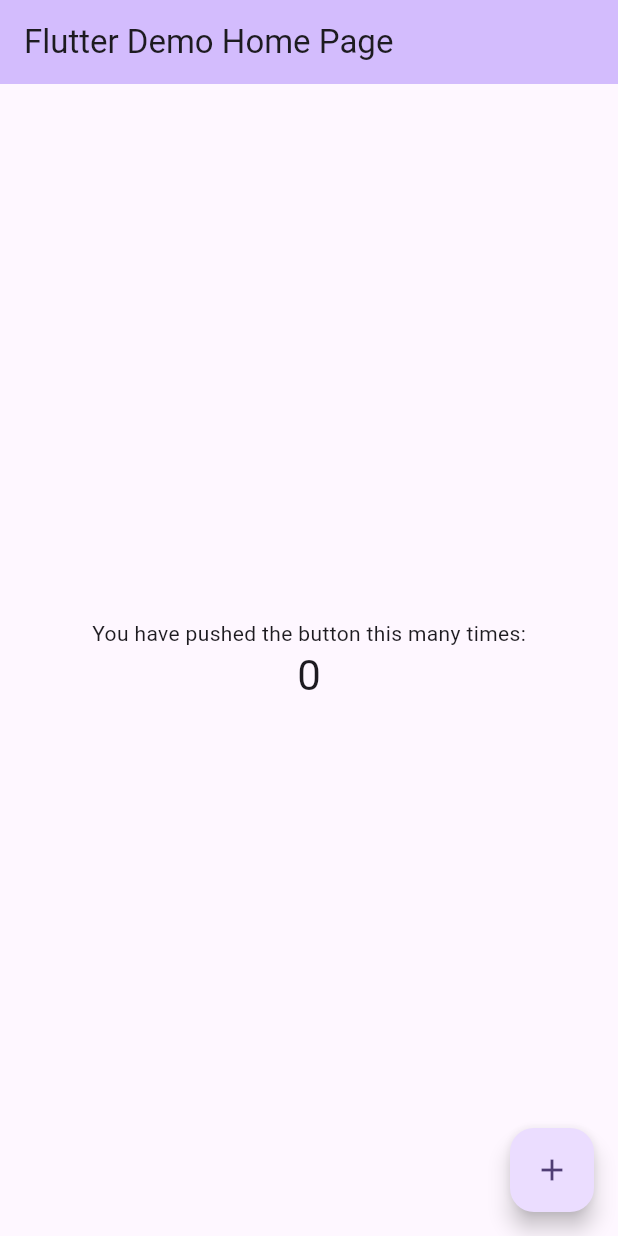
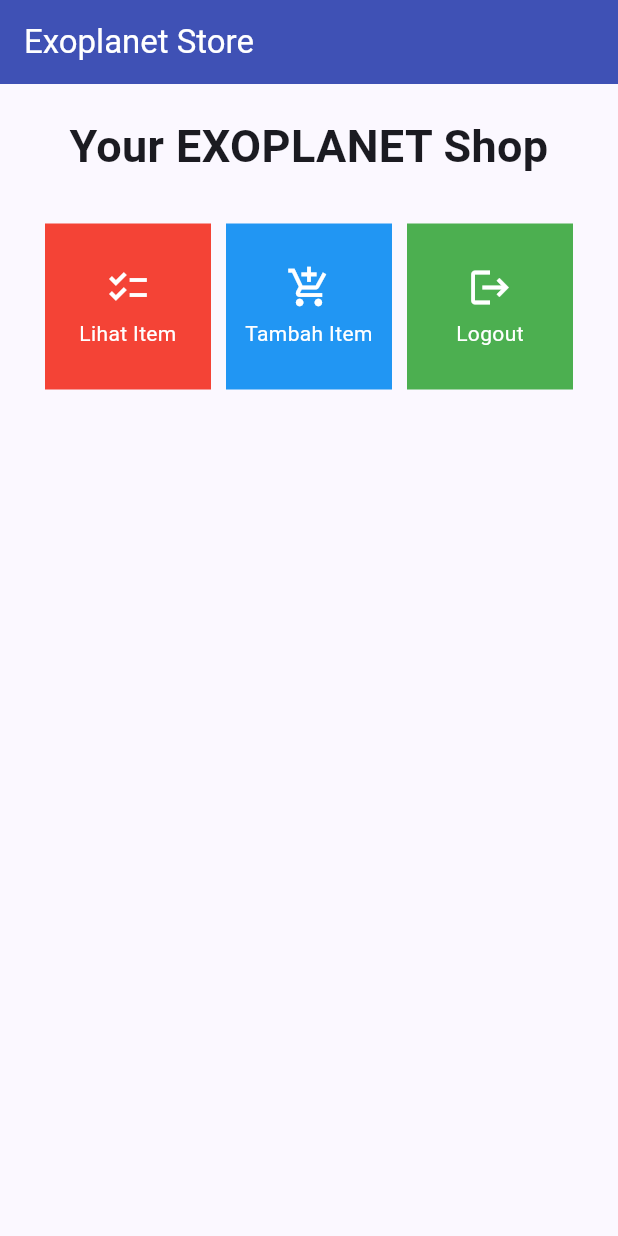
Before and after one commit to auliarizqiqi/exoplanet-mobile, a Flutter app: the screen it shows after launch, on a phone screen of 412 x 824 dp. Run offline on Flutter 3.47's test engine with Material 2 defaults, Android fonts, the phone set to English and light mode, and no system bars.

Commit message:
tugas 7 selesai

```diff
--- a/lib/main.dart
+++ b/lib/main.dart
@@ -1,4 +1,5 @@
 import 'package:flutter/material.dart';
+import 'package:exoplanet_mobile/menu.dart';
 
 void main() {
   runApp(const MyApp());
@@ -11,7 +12,7 @@ class MyApp extends StatelessWidget {
   @override
   Widget build(BuildContext context) {
     return MaterialApp(
-      title: 'Flutter Demo',
+      title: 'Ini Toko Exoplanet',
       theme: ThemeData(
         // This is the theme of your application.
         //
@@ -28,98 +29,11 @@ class MyApp extends StatelessWidget {
         //
         // This works for code too, not just values: Most code changes can be
         // tested with just a hot reload.
-        colorScheme: ColorScheme.fromSeed(seedColor: Colors.deepPurple),
+        appBarTheme: AppBarTheme(backgroundColor: Colors.indigo),
+        colorScheme: ColorScheme.fromSeed(seedColor: Colors.indigo),
         useMaterial3: true,
       ),
-      home: const MyHomePage(title: 'Flutter Demo Home Page'),
+      home: MyHomePage()
     );
   }
 }
-
-class MyHomePage extends StatefulWidget {
-  const MyHomePage({super.key, required this.title});
-
-  // This widget is the home page of your application. It is stateful, meaning
-  // that it has a State object (defined below) that contains fields that affect
-  // how it looks.
-
-  // This class is the configuration for the state. It holds the values (in this
-  // case the title) provided by the parent (in this case the App widget) and
-  // used by the build method of the State. Fields in a Widget subclass are
-  // always marked "final".
-
-  final String title;
-
-  @override
-  State<MyHomePage> createState() => _MyHomePageState();
-}
-
-class _MyHomePageState extends State<MyHomePage> {
-  int _counter = 0;
-
-  void _incrementCounter() {
-    setState(() {
-      // This call to setState tells the Flutter framework that something has
-      // changed in this State, which causes it to rerun the build method below
-      // so that the display can reflect the updated values. If we changed
-      // _counter without calling setState(), then the build method would not be
-      // called again, and so nothing would appear to happen.
-      _counter++;
-    });
-  }
-
-  @override
-  Widget build(BuildContext context) {
-    // This method is rerun every time setState is called, for instance as done
-    // by the _incrementCounter method above.
-    //
-    // The Flutter framework has been optimized to make rerunning build methods
-    // fast, so that you can just rebuild anything that needs updating rather
-    // than having to individually change instances of widgets.
-    return Scaffold(
-      appBar: AppBar(
-        // TRY THIS: Try changing the color here to a specific color (to
-        // Colors.amber, perhaps?) and trigger a hot reload to see the AppBar
-        // change color while the other colors stay the same.
-        backgroundColor: Theme.of(context).colorScheme.inversePrimary,
-        // Here we take the value from the MyHomePage object that was created by
-        // the App.build method, and use it to set our appbar title.
-        title: Text(widget.title),
-      ),
-      body: Center(
-        // Center is a layout widget. It takes a single child and positions it
-        // in the middle of the parent.
-        child: Column(
-          // Column is also a layout widget. It takes a list of children and
-          // arranges them vertically. By default, it sizes itself to fit its
-          // children horizontally, and tries to be as tall as its parent.
-          //
-          // Column has various properties to control how it sizes itself and
-          // how it positions its children. Here we use mainAxisAlignment to
-          // center the children vertically; the main axis here is the vertical
-          // axis because Columns are vertical (the cross axis would be
-          // horizontal).
-          //
-          // TRY THIS: Invoke "debug painting" (choose the "Toggle Debug Paint"
-          // action in the IDE, or press "p" in the console), to see the
-          // wireframe for each widget.
-          mainAxisAlignment: MainAxisAlignment.center,
-          children: <Widget>[
-            const Text(
-              'You have pushed the button this many times:',
-            ),
-            Text(
-              '$_counter',
-              style: Theme.of(context).textTheme.headlineMedium,
-            ),
-          ],
-        ),
-      ),
-      floatingActionButton: FloatingActionButton(
-        onPressed: _incrementCounter,
-        tooltip: 'Increment',
-        child: const Icon(Icons.add),
-      ), // This trailing comma makes auto-formatting nicer for build methods.
-    );
-  }
-}
--- /dev/null
+++ b/lib/menu.dart
@@ -0,0 +1,107 @@
+import 'package:flutter/material.dart';
+
+class MyHomePage extends StatelessWidget {
+  MyHomePage({Key? key}) : super(key: key);
+
+  final List<ShopItem> items = [
+    ShopItem("Lihat Item", Icons.checklist, Colors.red),
+    ShopItem("Tambah Item", Icons.add_shopping_cart, Colors.blue),
+    ShopItem("Logout", Icons.logout, Colors.green),
+  ];
+
+  @override
+  Widget build(BuildContext context) {
+    return Scaffold(
+      appBar: AppBar(
+        title: const Text(
+          'Exoplanet Store',
+          style: TextStyle(
+            color: Colors.white,
+          ),
+        ),
+      ),
+      body: SingleChildScrollView(
+        child: Padding(
+          padding: const EdgeInsets.all(10.0),
+          child: Column(
+            children: <Widget>[
+              const Padding(
+                padding: EdgeInsets.only(top: 10.0, bottom: 10.0),
+                child: Text(
+                  'Your EXOPLANET Shop',
+                  textAlign: TextAlign.center,
+                  style: TextStyle(
+                    fontSize: 30,
+                    fontWeight: FontWeight.bold,
+                  ),
+                ),
+              ),
+              GridView.count(
+                primary: true,
+                padding: const EdgeInsets.all(20),
+                crossAxisSpacing: 10,
+                mainAxisSpacing: 10,
+                crossAxisCount: 3,
+                shrinkWrap: true,
+                children: items.map((ShopItem item) {
+                  return ShopCard(item);
+                }).toList(),
+              ),
+            ],
+          ),
+        ),
+      ),
+    );
+  }
+}
+
+class ShopItem {
+  final String name;
+  final IconData icon;
+  final Color color;
+
+  ShopItem(this.name, this.icon, this.color);
+}
+
+class ShopCard extends StatelessWidget {
+  final ShopItem item;
+
+  const ShopCard(this.item, {super.key});
+
+  @override
+  Widget build(BuildContext context) {
+    return Material(
+      color: item.color,
+      child: InkWell(
+        onTap: () {
+          ScaffoldMessenger.of(context)
+            ..hideCurrentSnackBar()
+            ..showSnackBar(SnackBar(
+              content: Text("Kamu telah menekan tombol ${item.name}!"),
+            ));
+        },
+        child: Container(
+          padding: const EdgeInsets.all(8),
+          child: Center(
+            child: Column(
+              mainAxisAlignment: MainAxisAlignment.center,
+              children: [
+                Icon(
+                  item.icon,
+                  color: Colors.white,
+                  size: 30.0,
+                ),
+                const Padding(padding: EdgeInsets.all(3)),
+                Text(
+                  item.name,
+                  textAlign: TextAlign.center,
+                  style: const TextStyle(color: Colors.white),
+                ),
+              ],
+            ),
+          ),
+        ),
+      ),
+    );
+  }
+}
```
Also changed, not shown: 1 other file.
